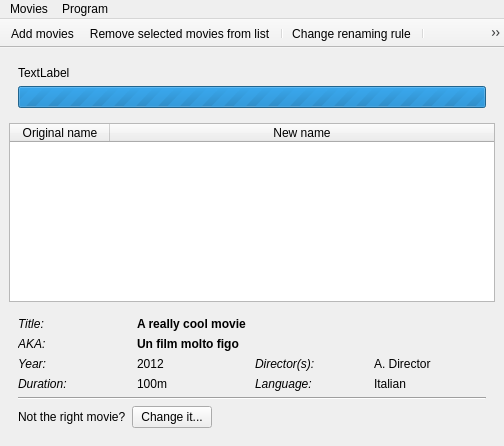
albemala/almoviesrenamer, file src/ui/main_window.ui: the form before one commit.
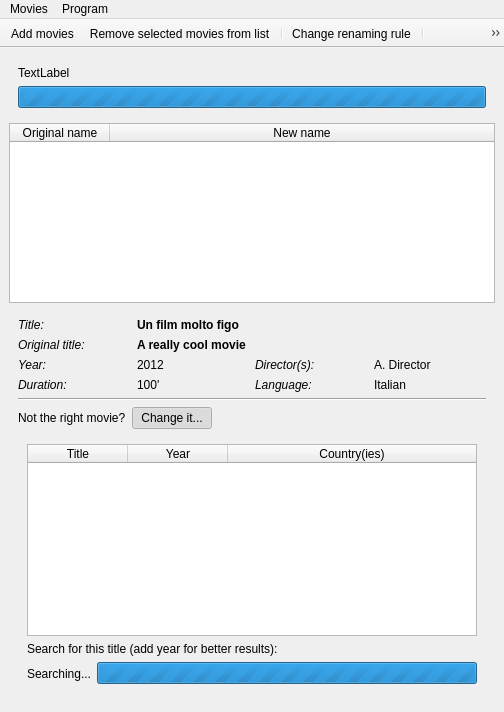
The form after the commit. Icons and pictures are not drawn.

Patch:
```diff
--- a/src/ui/main_window.ui
+++ b/src/ui/main_window.ui
@@ -7,7 +7,7 @@
     <x>0</x>
     <y>0</y>
     <width>503</width>
-    <height>446</height>
+    <height>712</height>
    </rect>
   </property>
   <property name="windowIcon">
@@ -65,6 +65,9 @@
       <attribute name="horizontalHeaderStretchLastSection">
        <bool>true</bool>
       </attribute>
+      <attribute name="verticalHeaderVisible">
+       <bool>false</bool>
+      </attribute>
       <column>
        <property name="text">
         <string>Original name</string>
@@ -95,7 +98,7 @@
              </font>
             </property>
             <property name="text">
-             <string>A really cool movie</string>
+             <string>Un film molto figo</string>
             </property>
            </widget>
           </item>
@@ -119,7 +122,7 @@
              </font>
             </property>
             <property name="text">
-             <string>AKA:</string>
+             <string>Original title:</string>
             </property>
            </widget>
           </item>
@@ -132,7 +135,7 @@
              </font>
             </property>
             <property name="text">
-             <string>Un film molto figo</string>
+             <string>A really cool movie</string>
             </property>
            </widget>
           </item>
@@ -201,7 +204,7 @@
           <item row="3" column="1">
            <widget class="QLabel" name="label_duration">
             <property name="text">
-             <string>100m</string>
+             <string>100'</string>
             </property>
            </widget>
           </item>
@@ -235,6 +238,12 @@
             <property name="text">
              <string>Change it...</string>
             </property>
+            <property name="checkable">
+             <bool>true</bool>
+            </property>
+            <property name="checked">
+             <bool>true</bool>
+            </property>
            </widget>
           </item>
           <item>
@@ -252,6 +261,139 @@
           </item>
          </layout>
         </item>
+        <item>
+         <widget class="QWidget" name="widget_alternative_movies" native="true">
+          <layout class="QVBoxLayout" name="verticalLayout_6">
+           <property name="bottomMargin">
+            <number>9</number>
+           </property>
+           <item>
+            <widget class="QTableWidget" name="table_alternative_movies">
+             <property name="editTriggers">
+              <set>QAbstractItemView::NoEditTriggers</set>
+             </property>
+             <property name="alternatingRowColors">
+              <bool>true</bool>
+             </property>
+             <property name="selectionMode">
+              <enum>QAbstractItemView::SingleSelection</enum>
+             </property>
+             <property name="cornerButtonEnabled">
+              <bool>false</bool>
+             </property>
+             <attribute name="horizontalHeaderStretchLastSection">
+              <bool>true</bool>
+             </attribute>
+             <attribute name="verticalHeaderVisible">
+              <bool>false</bool>
+             </attribute>
+             <column>
+              <property name="text">
+               <string>Title</string>
+              </property>
+             </column>
+             <column>
+              <property name="text">
+               <string>Year</string>
+              </property>
+             </column>
+             <column>
+              <property name="text">
+               <string>Country(ies)</string>
+              </property>
+             </column>
+            </widget>
+           </item>
+           <item>
+            <widget class="QLabel" name="label_7">
+             <property name="text">
+              <string>Search for this title (add year for better results):</string>
+             </property>
+            </widget>
+           </item>
+           <item>
+            <widget class="QStackedWidget" name="stack_search_title">
+             <property name="currentIndex">
+              <number>1</number>
+             </property>
+             <widget class="QWidget" name="page">
+              <layout class="QHBoxLayout" name="horizontalLayout_2">
+               <property name="margin">
+                <number>0</number>
+               </property>
+               <item>
+                <widget class="QLineEdit" name="text_search_title">
+                 <property name="font">
+                  <font>
+                   <family>DejaVu Sans Mono</family>
+                  </font>
+                 </property>
+                </widget>
+               </item>
+               <item>
+                <widget class="QPushButton" name="button_search_title">
+                 <property name="text">
+                  <string>Search...</string>
+                 </property>
+                 <property name="icon">
+                  <iconset>
+                   <normaloff>icons/magnifier.png</normaloff>icons/magnifier.png</iconset>
+                 </property>
+                </widget>
+               </item>
+              </layout>
+             </widget>
+             <widget class="QWidget" name="page_3">
+              <layout class="QHBoxLayout" name="horizontalLayout">
+               <property name="margin">
+                <number>0</number>
+               </property>
+               <item>
+                <widget class="QLabel" name="label_10">
+                 <property name="text">
+                  <string>Searching...</string>
+                 </property>
+                 <property name="alignment">
+                  <set>Qt::AlignCenter</set>
+                 </property>
+                </widget>
+               </item>
+               <item>
+                <widget class="QProgressBar" name="progress_searching">
+                 <property name="maximum">
+                  <number>0</number>
+                 </property>
+                 <property name="textVisible">
+                  <bool>false</bool>
+                 </property>
+                </widget>
+               </item>
+              </layout>
+             </widget>
+             <widget class="QWidget" name="page_5">
+              <layout class="QVBoxLayout" name="verticalLayout_8">
+               <property name="margin">
+                <number>0</number>
+               </property>
+               <item>
+                <widget class="QLabel" name="label_9">
+                 <property name="font">
+                  <font>
+                   <italic>true</italic>
+                  </font>
+                 </property>
+                 <property name="text">
+                  <string>Sorry, I cannot find that movie...</string>
+                 </property>
+                </widget>
+               </item>
+              </layout>
+             </widget>
+            </widget>
+           </item>
+          </layout>
+         </widget>
+        </item>
        </layout>
       </widget>
       <widget class="QWidget" name="page_4">
```
Left out of the diff: 4 changed lines with no effect on the pictures.
